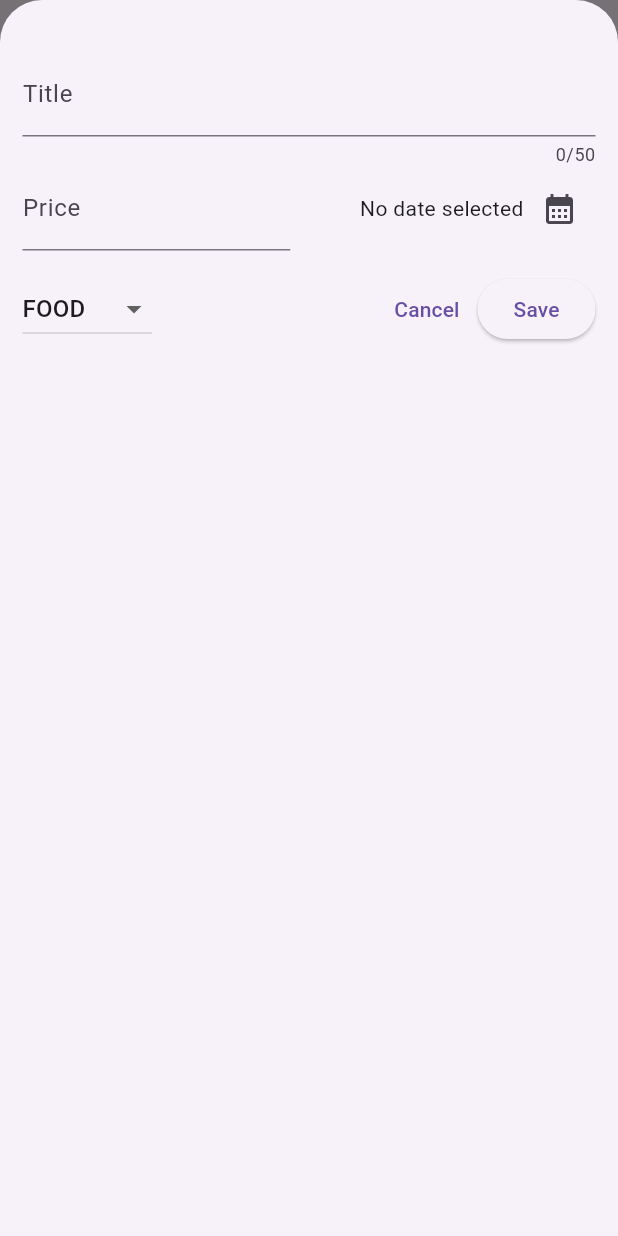
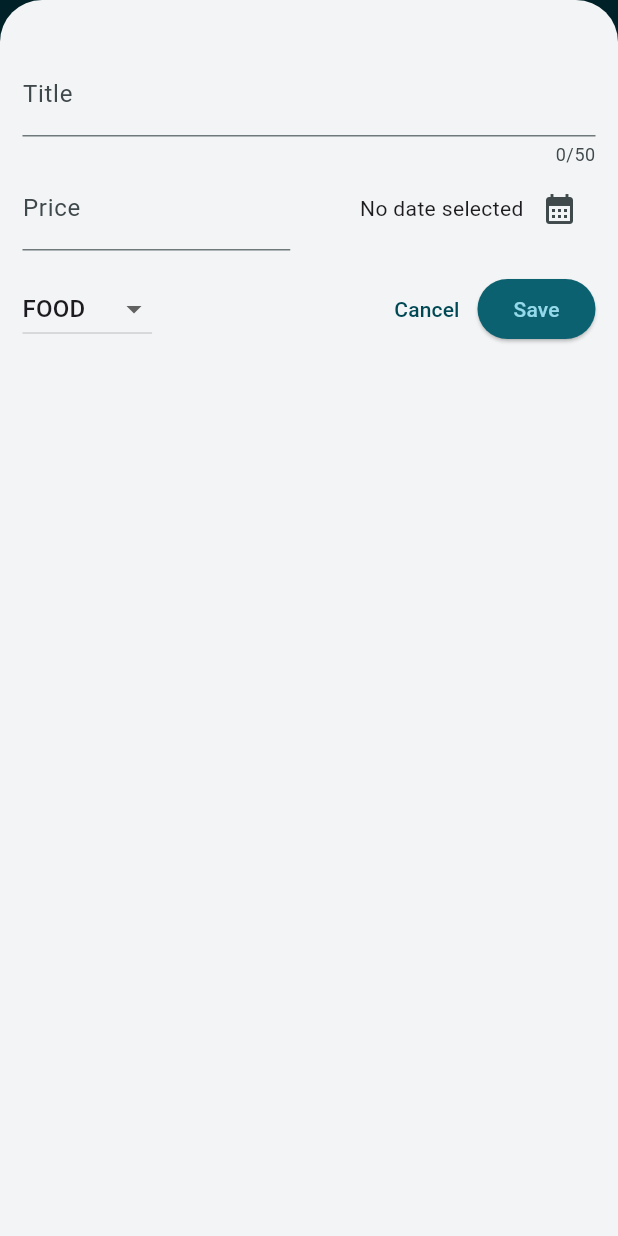
Before and after one commit to zhiharkaVal/flutter_practice, a Flutter app: the screen it shows after launch, after a tap on the "add" icon, on a phone screen of 412 x 824 dp. Run offline on Flutter 3.47's test engine with Material 3 defaults, Android fonts, the light colour scheme and no system bars; our stand-ins replace google_fonts.

Commit message:
Added light and dark themes with specific color schemes

```diff
--- a/expense_tracker/lib/main.dart
+++ b/expense_tracker/lib/main.dart
@@ -1,9 +1,65 @@
 import 'package:flutter/material.dart';
 import 'package:expense_tracker/widgets/expenses.dart';
 
+var kColorScheme = ColorScheme.fromSeed(
+  seedColor: Color.fromARGB(255, 12, 97, 112),
+  dynamicSchemeVariant: DynamicSchemeVariant.fidelity
+);
+
+var kDarkColorScheme = ColorScheme.fromSeed(
+  brightness: Brightness.dark,
+  seedColor: Color.fromARGB(255, 1, 49, 32),
+  dynamicSchemeVariant: DynamicSchemeVariant.neutral
+);
+
 void main() {
   runApp(
-    const MaterialApp(
+    MaterialApp(
+      darkTheme: ThemeData.dark().copyWith(
+        colorScheme: kDarkColorScheme,
+        appBarTheme: AppBarTheme().copyWith(
+            foregroundColor: kDarkColorScheme.primary,
+            backgroundColor: kDarkColorScheme.onPrimary
+        ),
+        cardTheme: CardThemeData().copyWith(
+          margin: const EdgeInsets.symmetric(horizontal: 15, vertical: 5)
+        ),
+        elevatedButtonTheme: ElevatedButtonThemeData(
+            style: ElevatedButton.styleFrom(
+              backgroundColor: kDarkColorScheme.primaryContainer,
+            )
+        ),
+        textTheme: ThemeData().textTheme.copyWith(
+          titleLarge: TextStyle(
+            fontWeight: FontWeight.normal,
+            fontSize: 15
+          )
+        ),
+      ),
+      theme: ThemeData().copyWith(
+        colorScheme: kColorScheme,
+        appBarTheme: AppBarTheme().copyWith(
+          backgroundColor: kColorScheme.primary,
+          foregroundColor: kColorScheme.onPrimary
+        ),
+        cardTheme: CardThemeData().copyWith(
+          margin: const EdgeInsets.symmetric(horizontal: 15, vertical: 5)
+        ),
+        elevatedButtonTheme: ElevatedButtonThemeData(
+          style: ElevatedButton.styleFrom(
+            backgroundColor: kColorScheme.primaryContainer,
+            foregroundColor: kColorScheme.onPrimaryContainer
+          )
+        ),
+        textTheme: ThemeData().textTheme.copyWith(
+          titleLarge: TextStyle(
+            fontWeight: FontWeight.normal,
+            fontSize: 15
+          )
+        )
+      ),
+      // To force theme mode, by default it takes theme mode of the system
+      // themeMode: ThemeMode.dark,
       home: Expenses(),
     ),
   );
--- a/expense_tracker/lib/widgets/expenses/expense_item.dart
+++ b/expense_tracker/lib/widgets/expenses/expense_item.dart
@@ -11,8 +11,10 @@ class ExpenseItem extends StatelessWidget {
       child: Padding(
         padding: const EdgeInsets.symmetric(vertical: 15, horizontal: 20),
         child: Column(
+          crossAxisAlignment: CrossAxisAlignment.start,
           children: [
-            Text(expense.title),
+            // titleLarge will either use default settings or use the one defined in main.dart
+            Text(expense.title, style: Theme.of(context).textTheme.titleLarge),
             const SizedBox(height: 5),
             Row(
               children: [
--- a/expense_tracker/lib/widgets/expenses/expenses_list.dart
+++ b/expense_tracker/lib/widgets/expenses/expenses_list.dart
@@ -12,6 +12,10 @@ class ExpensesList extends StatelessWidget {
     return ListView.builder(
       itemCount: expenses.length,
       itemBuilder: (context, index) => Dismissible(
+        background: Container(
+          color: Theme.of(context).colorScheme.error,
+          margin: EdgeInsets.symmetric(horizontal: Theme.of(context).cardTheme.margin!.horizontal),
+        ),
         onDismissed: (direction) {
           onRemoveExpense(expenses[index]);
         },
```
